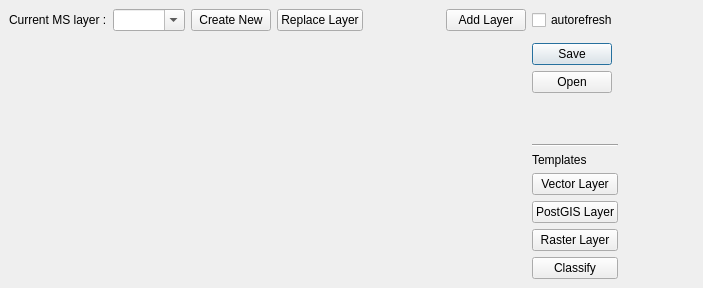
This is mapfile_tools/ui_dock_editor.ui in maduhu/qgis-mapfile-tools as Qt 5 draws it before an edit. The edited form follows.
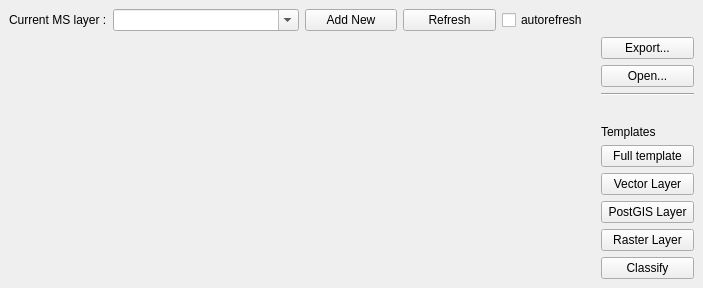
This is the edited form.

Commit message: Add open and export buttons.

Patch:
```diff
--- a/mapfile_tools/ui_dock_editor.ui
+++ b/mapfile_tools/ui_dock_editor.ui
@@ -15,62 +15,52 @@
   </property>
   <widget class="QWidget" name="DockEditorContent">
    <layout class="QGridLayout" name="gridLayout">
-    <item row="1" column="0" rowspan="8" colspan="6">
+    <item row="1" column="0" rowspan="10" colspan="6">
      <widget class="QWidget" name="widget" native="true"/>
     </item>
-    <item row="2" column="6" colspan="2">
-     <widget class="QDialogButtonBox" name="fileBox">
-      <property name="orientation">
-       <enum>Qt::Vertical</enum>
-      </property>
-      <property name="standardButtons">
-       <set>QDialogButtonBox::Open|QDialogButtonBox::Save</set>
-      </property>
-     </widget>
-    </item>
-    <item row="3" column="6">
+    <item row="3" column="7">
      <widget class="Line" name="line_2">
       <property name="orientation">
        <enum>Qt::Horizontal</enum>
       </property>
      </widget>
     </item>
-    <item row="4" column="6">
+    <item row="5" column="7">
      <widget class="QLabel" name="label">
       <property name="text">
        <string>Templates</string>
       </property>
      </widget>
     </item>
-    <item row="5" column="6">
+    <item row="7" column="7">
      <widget class="QPushButton" name="template1">
       <property name="text">
        <string>Vector Layer</string>
       </property>
      </widget>
     </item>
-    <item row="6" column="6">
+    <item row="8" column="7">
      <widget class="QPushButton" name="template2">
       <property name="text">
        <string>PostGIS Layer</string>
       </property>
      </widget>
     </item>
-    <item row="7" column="6">
+    <item row="9" column="7">
      <widget class="QPushButton" name="template3">
       <property name="text">
        <string>Raster Layer</string>
       </property>
      </widget>
     </item>
-    <item row="8" column="6">
+    <item row="10" column="7">
      <widget class="QPushButton" name="template4">
       <property name="text">
        <string>Classify</string>
       </property>
      </widget>
     </item>
-    <item row="0" column="1">
+    <item row="0" column="1" colspan="2">
      <widget class="QComboBox" name="msLayerList">
       <property name="editable">
        <bool>true</bool>
@@ -87,28 +77,42 @@
       </property>
      </widget>
     </item>
-    <item row="0" column="5">
-     <widget class="QPushButton" name="addLayerButton">
+    <item row="1" column="7">
+     <widget class="QPushButton" name="exportButton">
       <property name="text">
-       <string>Add Layer</string>
+       <string>Export...</string>
       </property>
      </widget>
     </item>
-    <item row="0" column="2">
+    <item row="2" column="7">
+     <widget class="QPushButton" name="openButton">
+      <property name="text">
+       <string>Open...</string>
+      </property>
+     </widget>
+    </item>
+    <item row="6" column="7">
      <widget class="QPushButton" name="createNewButton">
       <property name="text">
-       <string>Create New</string>
+       <string>Full template</string>
       </property>
      </widget>
     </item>
-    <item row="0" column="3">
+    <item row="0" column="4">
      <widget class="QPushButton" name="replaceLayerButton">
       <property name="text">
-       <string>Replace Layer</string>
+       <string>Refresh</string>
       </property>
      </widget>
     </item>
-    <item row="0" column="6">
+    <item row="0" column="3">
+     <widget class="QPushButton" name="addLayerButton">
+      <property name="text">
+       <string>Add New</string>
+      </property>
+     </widget>
+    </item>
+    <item row="0" column="5">
      <widget class="QCheckBox" name="autorefresh">
       <property name="text">
        <string>autorefresh</string>
```
The commit also changes 1 other file.
